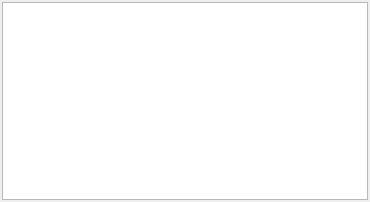
The window that enmapbox/gui/ui/spectralprofilesourcepanel.ui (jakimowb/enmapbox_testmigration2) describes before a commit, drawn with Qt 5.
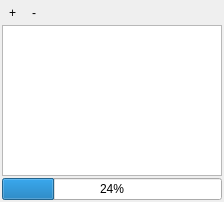
The same window after the commit. Icons and pictures are not drawn.

Commit message: wip spectral profile loading: added SpectralProfileSource,SpectralProfileRelation, async loading, enabled sorting

```diff
--- a/enmapbox/gui/ui/spectralprofilesourcepanel.ui
+++ b/enmapbox/gui/ui/spectralprofilesourcepanel.ui
@@ -6,7 +6,7 @@
    <rect>
     <x>0</x>
     <y>0</y>
-    <width>370</width>
+    <width>224</width>
     <height>202</height>
    </rect>
   </property>
@@ -31,7 +31,82 @@
      <number>2</number>
     </property>
     <item>
-     <widget class="QListView" name="listView"/>
+     <layout class="QHBoxLayout" name="horizontalLayout">
+      <property name="spacing">
+       <number>2</number>
+      </property>
+      <property name="topMargin">
+       <number>0</number>
+      </property>
+      <item>
+       <widget class="QToolButton" name="btnAddRelation">
+        <property name="text">
+         <string>+</string>
+        </property>
+        <property name="icon">
+         <iconset resource="../../../../../QGIS/images/images.qrc">
+          <normaloff>:/images/themes/default/mActionAdd.svg</normaloff>:/images/themes/default/mActionAdd.svg</iconset>
+        </property>
+        <property name="autoRaise">
+         <bool>true</bool>
+        </property>
+       </widget>
+      </item>
+      <item>
+       <widget class="QToolButton" name="btnRemoveRelation">
+        <property name="text">
+         <string>-</string>
+        </property>
+        <property name="icon">
+         <iconset resource="../../resources.qrc">
+          <normaloff>:/enmapbox/gui/ui/icons/mActionRemove.svg</normaloff>:/enmapbox/gui/ui/icons/mActionRemove.svg</iconset>
+        </property>
+        <property name="autoRaise">
+         <bool>true</bool>
+        </property>
+       </widget>
+      </item>
+      <item>
+       <spacer name="horizontalSpacer">
+        <property name="orientation">
+         <enum>Qt::Horizontal</enum>
+        </property>
+        <property name="sizeHint" stdset="0">
+         <size>
+          <width>40</width>
+          <height>20</height>
+         </size>
+        </property>
+       </spacer>
+      </item>
+     </layout>
+    </item>
+    <item>
+     <widget class="QTableView" name="tableView">
+      <property name="selectionMode">
+       <enum>QAbstractItemView::ExtendedSelection</enum>
+      </property>
+      <property name="sortingEnabled">
+       <bool>true</bool>
+      </property>
+     </widget>
+    </item>
+    <item>
+     <layout class="QHBoxLayout" name="horizontalLayout_2">
+      <property name="spacing">
+       <number>2</number>
+      </property>
+      <property name="topMargin">
+       <number>0</number>
+      </property>
+      <item>
+       <widget class="QProgressBar" name="progressBar">
+        <property name="value">
+         <number>24</number>
+        </property>
+       </widget>
+      </item>
+     </layout>
     </item>
    </layout>
   </widget>
```
Left out of the diff: 24 changed lines with no effect on the pictures. The commit also changes 1 other file.
